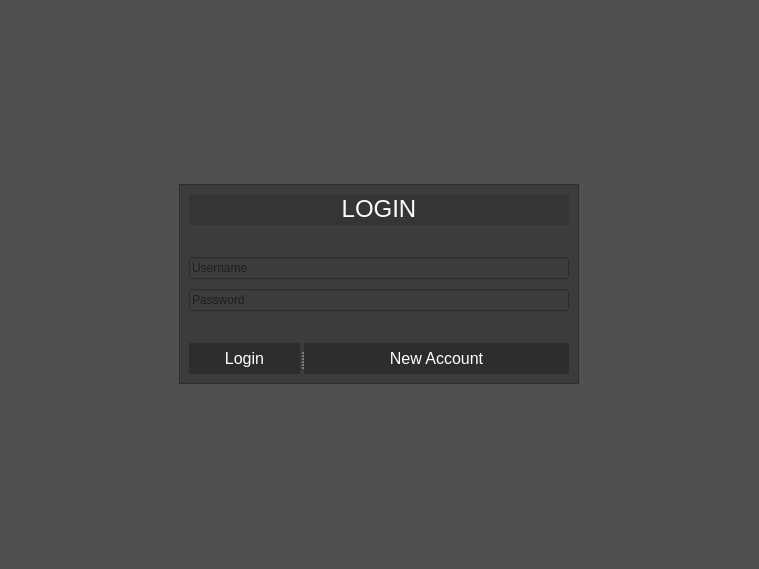
Qt form untitled.ui (paolahoff/eng-software-tp-etapa2) before a commit.
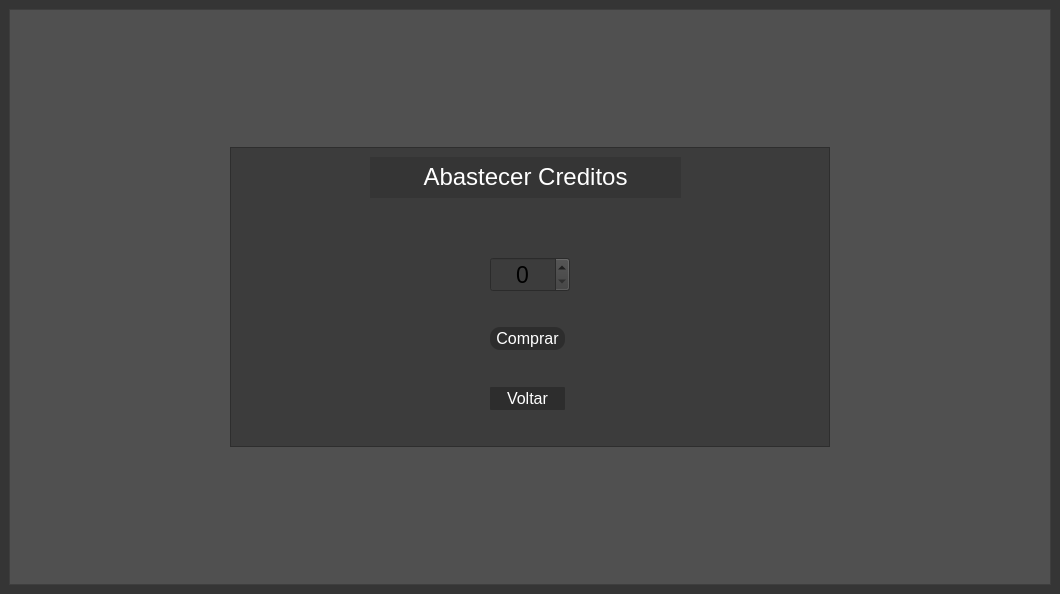
The same form after that commit. The open tabs and pages were chosen to show the change.

Commit message: abastecer creditos

What changed in the file:
```diff
--- a/untitled.ui
+++ b/untitled.ui
@@ -6,8 +6,8 @@
    <rect>
     <x>0</x>
     <y>0</y>
-    <width>759</width>
-    <height>569</height>
+    <width>1060</width>
+    <height>594</height>
    </rect>
   </property>
   <property name="windowTitle">
@@ -2705,6 +2705,270 @@
         </item>
        </layout>
       </widget>
+      <widget class="QWidget" name="pg_abastecer_creditos">
+       <layout class="QVBoxLayout" name="verticalLayout_31">
+        <item>
+         <widget class="QFrame" name="frame_28">
+          <property name="accessibleDescription">
+           <string notr="true"/>
+          </property>
+          <property name="styleSheet">
+           <string notr="true">background-color: rgb(80, 80, 80);</string>
+          </property>
+          <property name="frameShape">
+           <enum>QFrame::StyledPanel</enum>
+          </property>
+          <property name="frameShadow">
+           <enum>QFrame::Raised</enum>
+          </property>
+          <layout class="QHBoxLayout" name="horizontalLayout_50">
+           <item>
+            <widget class="QFrame" name="frame_29">
+             <property name="enabled">
+              <bool>true</bool>
+             </property>
+             <property name="maximumSize">
+              <size>
+               <width>600</width>
+               <height>300</height>
+              </size>
+             </property>
+             <property name="styleSheet">
+              <string notr="true">background-color: rgb(60, 60, 60);</string>
+             </property>
+             <property name="frameShape">
+              <enum>QFrame::StyledPanel</enum>
+             </property>
+             <property name="frameShadow">
+              <enum>QFrame::Raised</enum>
+             </property>
+             <widget class="QLabel" name="label_21">
+              <property name="geometry">
+               <rect>
+                <x>140</x>
+                <y>10</y>
+                <width>311</width>
+                <height>41</height>
+               </rect>
+              </property>
+              <property name="maximumSize">
+               <size>
+                <width>16777215</width>
+                <height>50</height>
+               </size>
+              </property>
+              <property name="styleSheet">
+               <string notr="true">background-color: rgb(53, 53, 53);</string>
+              </property>
+              <property name="text">
+               <string>&lt;html&gt;&lt;head/&gt;&lt;body&gt;&lt;p align=&quot;center&quot;&gt;&lt;span style=&quot; font-size:18pt; color:#ffffff;&quot;&gt;Abastecer Creditos&lt;/span&gt;&lt;/p&gt;&lt;/body&gt;&lt;/html&gt;</string>
+              </property>
+             </widget>
+             <widget class="QSpinBox" name="quantidade_creditos">
+              <property name="geometry">
+               <rect>
+                <x>260</x>
+                <y>110</y>
+                <width>80</width>
+                <height>35</height>
+               </rect>
+              </property>
+              <property name="sizePolicy">
+               <sizepolicy hsizetype="Fixed" vsizetype="Fixed">
+                <horstretch>0</horstretch>
+                <verstretch>0</verstretch>
+               </sizepolicy>
+              </property>
+              <property name="minimumSize">
+               <size>
+                <width>80</width>
+                <height>35</height>
+               </size>
+              </property>
+              <property name="font">
+               <font>
+                <pointsize>17</pointsize>
+                <weight>50</weight>
+                <bold>false</bold>
+               </font>
+              </property>
+              <property name="layoutDirection">
+               <enum>Qt::LeftToRight</enum>
+              </property>
+              <property name="alignment">
+               <set>Qt::AlignCenter</set>
+              </property>
+             </widget>
+             <widget class="QPushButton" name="comprar_creditos_button">
+              <property name="geometry">
+               <rect>
+                <x>260</x>
+                <y>180</y>
+                <width>75</width>
+                <height>23</height>
+               </rect>
+              </property>
+              <property name="mouseTracking">
+               <bool>false</bool>
+              </property>
+              <property name="tabletTracking">
+               <bool>false</bool>
+              </property>
+              <property name="autoFillBackground">
+               <bool>false</bool>
+              </property>
+              <property name="styleSheet">
+               <string notr="true">QPushButton{
+	color:rgb(255,255,255);
+	border-radius: 10px;
+	font-size: 16px;
+	
+	background-color: rgb(45, 45, 45);
+}
+QPushButton:hover{background-color: #51484F; color:black}</string>
+              </property>
+              <property name="text">
+               <string>Comprar</string>
+              </property>
+              <property name="checkable">
+               <bool>false</bool>
+              </property>
+             </widget>
+             <widget class="QPushButton" name="voltar_abastecer_creditos">
+              <property name="geometry">
+               <rect>
+                <x>260</x>
+                <y>240</y>
+                <width>75</width>
+                <height>23</height>
+               </rect>
+              </property>
+              <property name="styleSheet">
+               <string notr="true">QPushButton{
+	color:rgb(255,255,255);
+	border-radius: 1px;
+	font-size: 16px;
+	
+	background-color: rgb(45, 45, 45);
+}
+QPushButton:hover{background-color: #51484F; color:black}</string>
+              </property>
+              <property name="text">
+               <string>Voltar</string>
+              </property>
+             </widget>
+            </widget>
+           </item>
+          </layout>
+         </widget>
+        </item>
+       </layout>
+      </widget>
+      <widget class="QWidget" name="page">
+       <layout class="QVBoxLayout" name="verticalLayout_28">
+        <item>
+         <widget class="QFrame" name="frame_30">
+          <property name="accessibleDescription">
+           <string notr="true"/>
+          </property>
+          <property name="styleSheet">
+           <string notr="true">background-color: rgb(80, 80, 80);</string>
+          </property>
+          <property name="frameShape">
+           <enum>QFrame::StyledPanel</enum>
+          </property>
+          <property name="frameShadow">
+           <enum>QFrame::Raised</enum>
+          </property>
+          <layout class="QHBoxLayout" name="horizontalLayout_51">
+           <item>
+            <widget class="QFrame" name="frame_31">
+             <property name="enabled">
+              <bool>true</bool>
+             </property>
+             <property name="maximumSize">
+              <size>
+               <width>600</width>
+               <height>300</height>
+              </size>
+             </property>
+             <property name="styleSheet">
+              <string notr="true">background-color: rgb(60, 60, 60);</string>
+             </property>
+             <property name="frameShape">
+              <enum>QFrame::StyledPanel</enum>
+             </property>
+             <property name="frameShadow">
+              <enum>QFrame::Raised</enum>
+             </property>
+             <widget class="QLabel" name="label_22">
+              <property name="geometry">
+               <rect>
+                <x>140</x>
+                <y>10</y>
+                <width>311</width>
+                <height>41</height>
+               </rect>
+              </property>
+              <property name="maximumSize">
+               <size>
+                <width>16777215</width>
+                <height>50</height>
+               </size>
+              </property>
+              <property name="styleSheet">
+               <string notr="true">background-color: rgb(53, 53, 53);</string>
+              </property>
+              <property name="text">
+               <string>&lt;html&gt;&lt;head/&gt;&lt;body&gt;&lt;p align=&quot;center&quot;&gt;&lt;span style=&quot; font-size:18pt; color:#ffffff;&quot;&gt;Relatorios&lt;/span&gt;&lt;/p&gt;&lt;/body&gt;&lt;/html&gt;</string>
+              </property>
+             </widget>
+             <widget class="QPushButton" name="voltar_abastecer_creditos_2">
+              <property name="geometry">
+               <rect>
+                <x>260</x>
+                <y>240</y>
+                <width>75</width>
+                <height>23</height>
+               </rect>
+              </property>
+              <property name="styleSheet">
+               <string notr="true">QPushButton{
+	color:rgb(255,255,255);
+	border-radius: 1px;
+	font-size: 16px;
+	
+	background-color: rgb(45, 45, 45);
+}
+QPushButton:hover{background-color: #51484F; color:black}</string>
+              </property>
+              <property name="text">
+               <string>Voltar</string>
+              </property>
+             </widget>
+             <widget class="QTableWidget" name="tableWidget_2">
+              <property name="geometry">
+               <rect>
+                <x>190</x>
+                <y>80</y>
+                <width>191</width>
+                <height>141</height>
+               </rect>
+              </property>
+              <property name="rowCount">
+               <number>3</number>
+              </property>
+              <row/>
+              <row/>
+              <row/>
+             </widget>
+            </widget>
+           </item>
+          </layout>
+         </widget>
+        </item>
+       </layout>
+      </widget>
      </widget>
     </item>
    </layout>
```
Left out of the diff: 53 changed lines with no effect on the pictures. Lines whose indentation alone changed are shown as unchanged. The commit also changes 2 other files.
